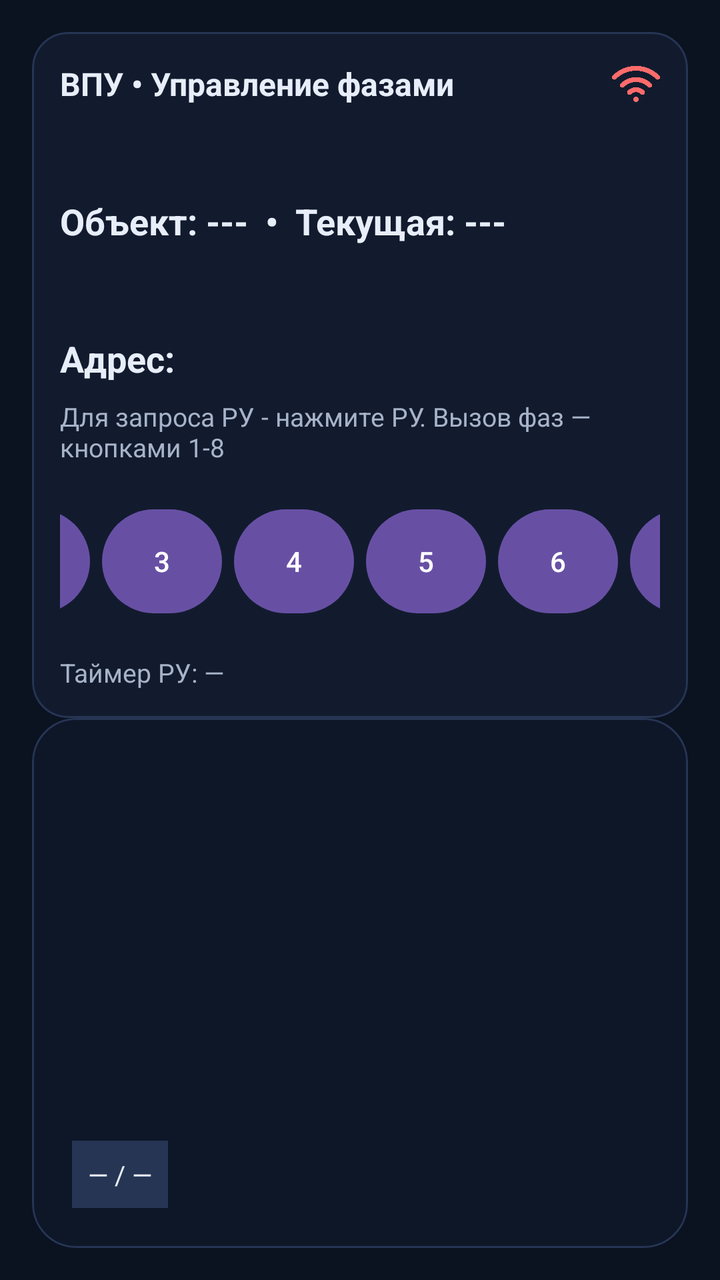
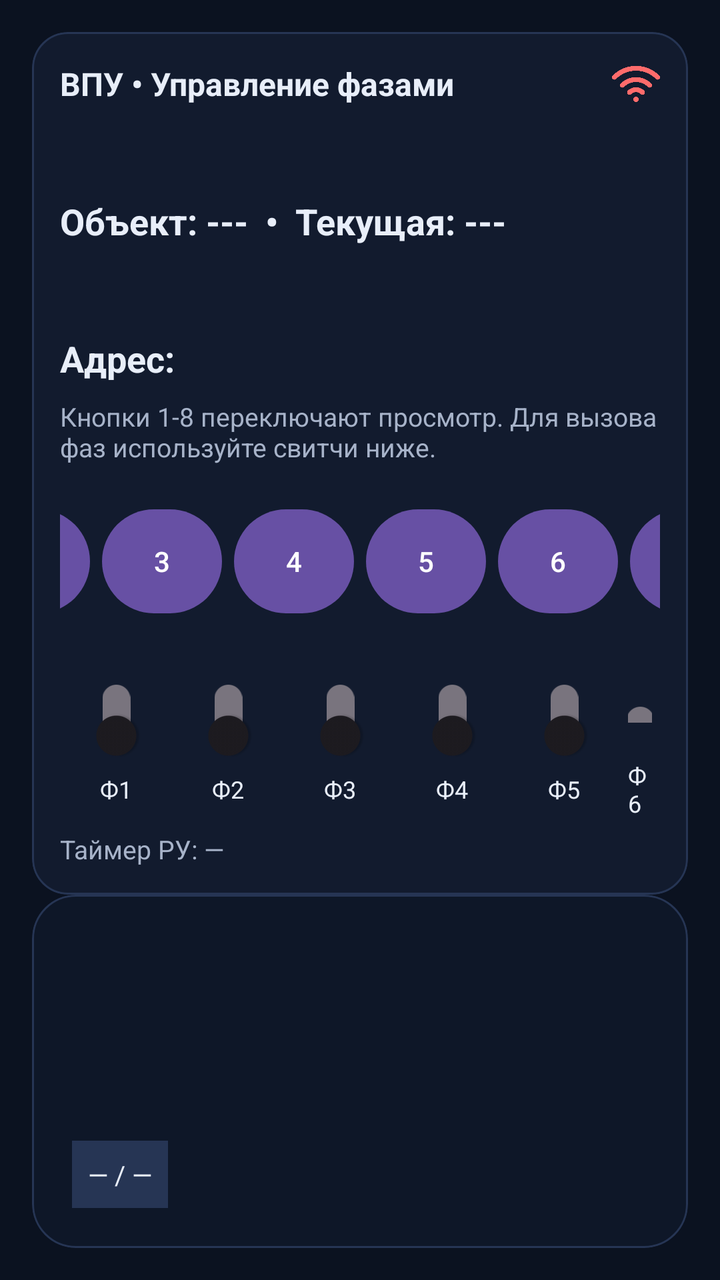

The first picture is an Android layout as it rendered before a commit; the second is the same layout after the commit. The layout source and the unified diff follow.
<!-- AndroidManifest.xml: application theme Theme.VPU -->
<!-- res/layout/activity_vpu.xml -->
<?xml version="1.0" encoding="utf-8"?>
<androidx.constraintlayout.widget.ConstraintLayout
    xmlns:android="http://schemas.android.com/apk/res/android"
    xmlns:app="http://schemas.android.com/apk/res-auto"
    xmlns:tools="http://schemas.android.com/tools"
    android:layout_width="match_parent"
    android:layout_height="match_parent"
    android:background="#0B1220"
    tools:context=".ui.vpu.VpuActivity">

    
    <com.google.android.material.card.MaterialCardView
        android:id="@+id/statusCard"
        android:layout_width="0dp"
        android:layout_height="wrap_content"
        android:layout_margin="16dp"
        app:cardBackgroundColor="#121B2E"
        app:cardCornerRadius="18dp"
        app:strokeColor="#263554"
        app:strokeWidth="1dp"
        app:layout_constraintTop_toTopOf="parent"
        app:layout_constraintStart_toStartOf="parent"
        app:layout_constraintEnd_toEndOf="parent">
        <LinearLayout
            android:layout_width="match_parent"
            android:layout_height="wrap_content"
            android:orientation="vertical"
            android:padding="14dp">

            <LinearLayout
                android:layout_width="match_parent"
                android:layout_height="wrap_content"
                android:gravity="center_vertical"
                android:orientation="horizontal">

                <TextView
                    android:id="@+id/titleTextView"
                    android:layout_width="0dp"
                    android:layout_height="wrap_content"
                    android:layout_weight="1"
                    android:text="ВПУ • Управление фазами"
                    android:textColor="#E8EEF9"
                    android:textSize="16sp"
                    android:textStyle="bold" />

                <ImageView
                    android:id="@+id/wifiIcon"
                    android:layout_width="24dp"
                    android:layout_height="24dp"
                    android:layout_marginStart="12dp"
                    android:src="@drawable/wifi_icon"
                    app:tint="#FF6B6B" />
            </LinearLayout>

            
            <LinearLayout
                android:layout_width="match_parent"
                android:layout_height="93dp"
                android:layout_marginTop="10dp"
                android:gravity="center_vertical"
                android:orientation="horizontal">

                <TextView
                    android:id="@+id/statusTextView"
                    android:layout_width="387dp"
                    android:layout_height="wrap_content"
                    android:layout_weight="0"
                    android:text="Объект: ---  •  Текущая: ---"
                    android:textColor="#E8EEF9"
                    android:textSize="18sp"
                    android:textStyle="bold" />

                <com.google.android.material.switchmaterial.SwitchMaterial
                    android:id="@+id/manualToggle"
                    android:layout_width="wrap_content"
                    android:layout_height="wrap_content"
                    android:layout_marginStart="50dp"
                    android:rotation="270"
                    android:scaleX="1.5"
                    android:scaleY="1.5"

                    android:textColor="#E8EEF9"
                    android:textStyle="bold" />

                <TextView
                    android:id="@+id/ruTextView"
                    android:layout_width="wrap_content"
                    android:layout_height="wrap_content"
                    android:gravity="left"
                    android:text="РУ"
                    android:textColor="#E8EEF9"
                    android:textSize="30sp"
                    android:textStyle="bold" />
            </LinearLayout>
            <LinearLayout
                android:layout_width="match_parent"
                android:layout_height="wrap_content"
                android:layout_marginTop="10dp"
                android:gravity="center_vertical"
                android:orientation="horizontal">
                <TextView
                    android:id="@+id/addressTextView"
                    android:layout_width="250dp"
                    android:layout_height="wrap_content"
                    android:layout_weight="0"
                    android:text="Адрес:"
                    android:textColor="#E8EEF9"
                    android:textSize="18sp"
                    android:textStyle="bold" />

            </LinearLayout>

            <TextView
                android:id="@+id/hintTextView"
                android:layout_width="match_parent"
                android:layout_height="wrap_content"
                android:layout_marginTop="8dp"
                android:text="Для запроса РУ - нажмите РУ. Вызов фаз — кнопками 1-8"
                android:textColor="#A7B3C9"
                android:textSize="13sp" />

            <LinearLayout
                android:id="@+id/phaseButtonsRow"
                android:layout_width="match_parent"
                android:layout_height="81dp"
                android:layout_marginTop="8dp"
                android:gravity="center"
                android:orientation="horizontal">

                <com.google.android.material.button.MaterialButton
                    android:id="@+id/phaseButton1"
                    style="@style/Widget.Material3.Button"
                    android:layout_width="60dp"
                    android:layout_height="60dp"
                    android:layout_marginHorizontal="3dp"
                    android:text="1"
                    app:cornerRadius="999dp" />

                <com.google.android.material.button.MaterialButton
                    android:id="@+id/phaseButton2"
                    style="@style/Widget.Material3.Button"
                    android:layout_width="60dp"
                    android:layout_height="60dp"
                    android:layout_marginHorizontal="3dp"
                    android:text="2"
                    app:cornerRadius="999dp" />

                <com.google.android.material.button.MaterialButton
                    android:id="@+id/phaseButton3"
                    style="@style/Widget.Material3.Button"
                    android:layout_width="60dp"
                    android:layout_height="60dp"
                    android:layout_marginHorizontal="3dp"
                    android:text="3"
                    app:cornerRadius="999dp" />

                <com.google.android.material.button.MaterialButton
                    android:id="@+id/phaseButton4"
                    style="@style/Widget.Material3.Button"
                    android:layout_width="60dp"
                    android:layout_height="60dp"
                    android:layout_marginHorizontal="3dp"
                    android:text="4"
                    app:cornerRadius="999dp" />
                <com.google.android.material.button.MaterialButton
                    android:id="@+id/phaseButton5"
                    style="@style/Widget.Material3.Button"
                    android:layout_width="60dp"
                    android:layout_height="60dp"
                    android:layout_marginHorizontal="3dp"
                    android:text="5"
                    app:cornerRadius="999dp" />

                <com.google.android.material.button.MaterialButton
                    android:id="@+id/phaseButton6"
                    style="@style/Widget.Material3.Button"
                    android:layout_width="60dp"
                    android:layout_height="60dp"
                    android:layout_marginHorizontal="3dp"
                    android:text="6"
                    app:cornerRadius="999dp" />

                <com.google.android.material.button.MaterialButton
                    android:id="@+id/phaseButton7"
                    style="@style/Widget.Material3.Button"
                    android:layout_width="60dp"
                    android:layout_height="60dp"
                    android:layout_marginHorizontal="3dp"
                    android:text="7"
                    app:cornerRadius="999dp" />

                <com.google.android.material.button.MaterialButton
                    android:id="@+id/phaseButton8"
                    style="@style/Widget.Material3.Button"
                    android:layout_width="60dp"
                    android:layout_height="60dp"
                    android:layout_marginHorizontal="3dp"
                    android:text="8"
                    app:cornerRadius="999dp" />
            </LinearLayout>
            <TextView
                android:id="@+id/manualTimerTextView"
                android:layout_width="wrap_content"
                android:layout_height="wrap_content"
                android:layout_marginTop="6dp"
                android:text="Таймер РУ: —"
                android:textColor="#A7B3C9"
                android:textSize="13sp" />

        </LinearLayout>
    </com.google.android.material.card.MaterialCardView>

    
    <com.google.android.material.card.MaterialCardView
        android:id="@+id/pagerCard"
        android:layout_width="0dp"
        android:layout_height="0dp"
        android:layout_marginStart="16dp"
        android:layout_marginEnd="16dp"
        android:layout_marginBottom="16dp"
        app:cardBackgroundColor="#0E1728"
        app:cardCornerRadius="22dp"
        app:strokeColor="#263554"
        app:strokeWidth="1dp"
        app:layout_constraintTop_toBottomOf="@id/statusCard"
        app:layout_constraintBottom_toBottomOf="parent"
        app:layout_constraintStart_toStartOf="parent"
        app:layout_constraintEnd_toEndOf="parent">

        <FrameLayout
            android:layout_width="match_parent"
            android:layout_height="match_parent"
            android:padding="10dp">

            <androidx.viewpager2.widget.ViewPager2
                android:id="@+id/viewPager"
                android:layout_width="match_parent"
                android:layout_height="match_parent" />

            
            <TextView
                android:id="@+id/pageTextView"
                android:layout_width="wrap_content"
                android:layout_height="wrap_content"
                android:layout_gravity="bottom|start"
                android:layout_margin="10dp"
                android:padding="8dp"
                android:text="— / —"
                android:textColor="#E8EEF9"
                android:textSize="13sp"
                android:background="#263554"/>

        </FrameLayout>

    </com.google.android.material.card.MaterialCardView>

</androidx.constraintlayout.widget.ConstraintLayout>
<!-- resources referenced by this layout -->
<resources>
  <!-- drawable wifi_icon: png bitmap (drawable, 18048 bytes) -->
  <style name="Theme.VPU" parent="Base.Theme.VPU" />
  <style name="Base.Theme.VPU" parent="Theme.Material3.DayNight.NoActionBar">
          
          
      </style>
</resources>

<!-- the commit's change to res/layout/activity_vpu.xml (unified diff, before → after) -->
@@ -115,7 +115,7 @@
                 android:layout_width="match_parent"
                 android:layout_height="wrap_content"
                 android:layout_marginTop="8dp"
-                android:text="Для запроса РУ - нажмите РУ. Вызов фаз — кнопками 1-8"
+                android:text="Кнопки 1-8 переключают просмотр. Для вызова фаз используйте свитчи ниже."
                 android:textColor="#A7B3C9"
                 android:textSize="13sp" />
 
@@ -197,6 +197,31 @@
                     android:layout_marginHorizontal="3dp"
                     android:text="8"
                     app:cornerRadius="999dp" />
+            </LinearLayout>
+
+            <LinearLayout
+                android:layout_width="match_parent"
+                android:layout_height="wrap_content"
+                android:layout_marginTop="10dp"
+                android:gravity="center"
+                android:orientation="horizontal">
+
+                <LinearLayout
+                    android:layout_width="wrap_content"
+                    android:layout_height="wrap_content"
+                    android:orientation="vertical"
+                    android:paddingHorizontal="4dp">
+
+                    <com.google.android.material.switchmaterial.SwitchMaterial android:id="@+id/phaseCallSwitch1" android:layout_width="wrap_content" android:layout_height="wrap_content" android:rotation="270"/>
+                    <TextView android:layout_width="wrap_content" android:layout_height="wrap_content" android:text="Ф1" android:textColor="#E8EEF9" android:textSize="12sp" android:layout_gravity="center_horizontal"/>
+                </LinearLayout>
+                <LinearLayout android:layout_width="wrap_content" android:layout_height="wrap_content" android:orientation="vertical" android:paddingHorizontal="4dp"><com.google.android.material.switchmaterial.SwitchMaterial android:id="@+id/phaseCallSwitch2" android:layout_width="wrap_content" android:layout_height="wrap_content" android:rotation="270"/><TextView android:layout_width="wrap_content" android:layout_height="wrap_content" android:text="Ф2" android:textColor="#E8EEF9" android:textSize="12sp" android:layout_gravity="center_horizontal"/></LinearLayout>
+                <LinearLayout android:layout_width="wrap_content" android:layout_height="wrap_content" android:orientation="vertical" android:paddingHorizontal="4dp"><com.google.android.material.switchmaterial.SwitchMaterial android:id="@+id/phaseCallSwitch3" android:layout_width="wrap_content" android:layout_height="wrap_content" android:rotation="270"/><TextView android:layout_width="wrap_content" android:layout_height="wrap_content" android:text="Ф3" android:textColor="#E8EEF9" android:textSize="12sp" android:layout_gravity="center_horizontal"/></LinearLayout>
+                <LinearLayout android:layout_width="wrap_content" android:layout_height="wrap_content" android:orientation="vertical" android:paddingHorizontal="4dp"><com.google.android.material.switchmaterial.SwitchMaterial android:id="@+id/phaseCallSwitch4" android:layout_width="wrap_content" android:layout_height="wrap_content" android:rotation="270"/><TextView android:layout_width="wrap_content" android:layout_height="wrap_content" android:text="Ф4" android:textColor="#E8EEF9" android:textSize="12sp" android:layout_gravity="center_horizontal"/></LinearLayout>
+                <LinearLayout android:layout_width="wrap_content" android:layout_height="wrap_content" android:orientation="vertical" android:paddingHorizontal="4dp"><com.google.android.material.switchmaterial.SwitchMaterial android:id="@+id/phaseCallSwitch5" android:layout_width="wrap_content" android:layout_height="wrap_content" android:rotation="270"/><TextView android:layout_width="wrap_content" android:layout_height="wrap_content" android:text="Ф5" android:textColor="#E8EEF9" android:textSize="12sp" android:layout_gravity="center_horizontal"/></LinearLayout>
+                <LinearLayout android:layout_width="wrap_content" android:layout_height="wrap_content" android:orientation="vertical" android:paddingHorizontal="4dp"><com.google.android.material.switchmaterial.SwitchMaterial android:id="@+id/phaseCallSwitch6" android:layout_width="wrap_content" android:layout_height="wrap_content" android:rotation="270"/><TextView android:layout_width="wrap_content" android:layout_height="wrap_content" android:text="Ф6" android:textColor="#E8EEF9" android:textSize="12sp" android:layout_gravity="center_horizontal"/></LinearLayout>
+                <LinearLayout android:layout_width="wrap_content" android:layout_height="wrap_content" android:orientation="vertical" android:paddingHorizontal="4dp"><com.google.android.material.switchmaterial.SwitchMaterial android:id="@+id/phaseCallSwitch7" android:layout_width="wrap_content" android:layout_height="wrap_content" android:rotation="270"/><TextView android:layout_width="wrap_content" android:layout_height="wrap_content" android:text="Ф7" android:textColor="#E8EEF9" android:textSize="12sp" android:layout_gravity="center_horizontal"/></LinearLayout>
+                <LinearLayout android:layout_width="wrap_content" android:layout_height="wrap_content" android:orientation="vertical" android:paddingHorizontal="4dp"><com.google.android.material.switchmaterial.SwitchMaterial android:id="@+id/phaseCallSwitch8" android:layout_width="wrap_content" android:layout_height="wrap_content" android:rotation="270"/><TextView android:layout_width="wrap_content" android:layout_height="wrap_content" android:text="Ф8" android:textColor="#E8EEF9" android:textSize="12sp" android:layout_gravity="center_horizontal"/></LinearLayout>
             </LinearLayout>
             <TextView
                 android:id="@+id/manualTimerTextView"
